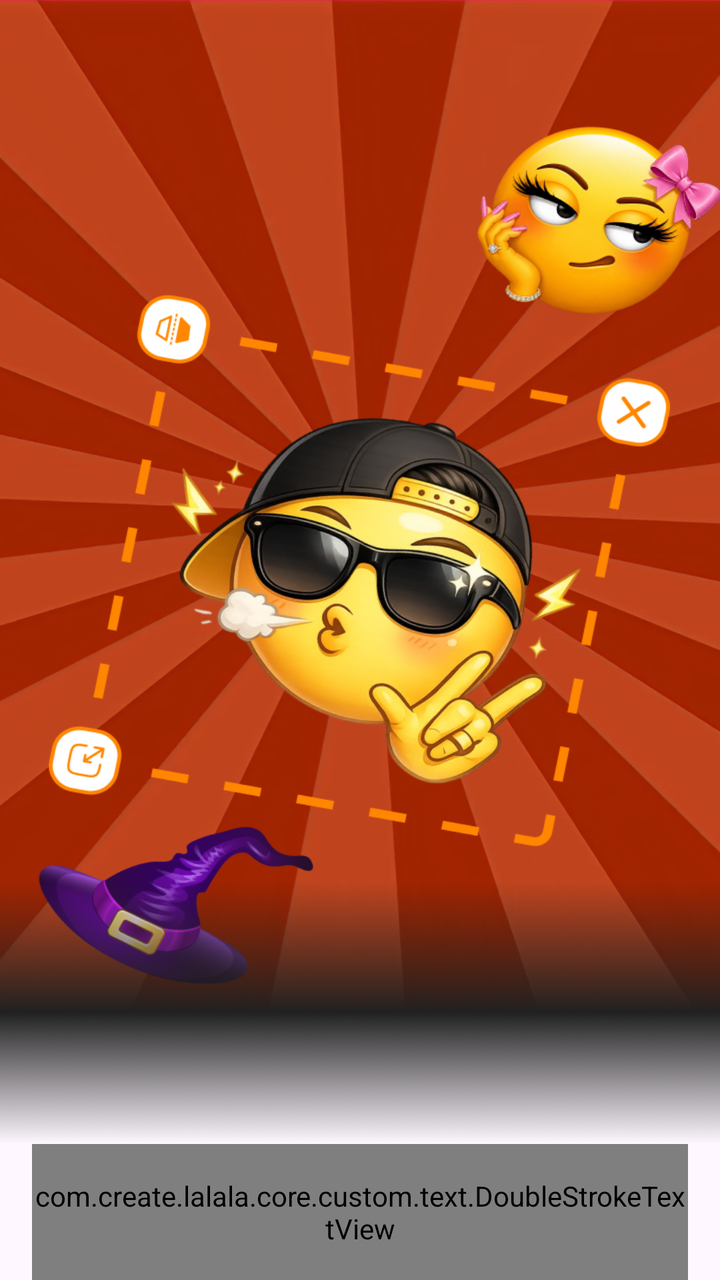
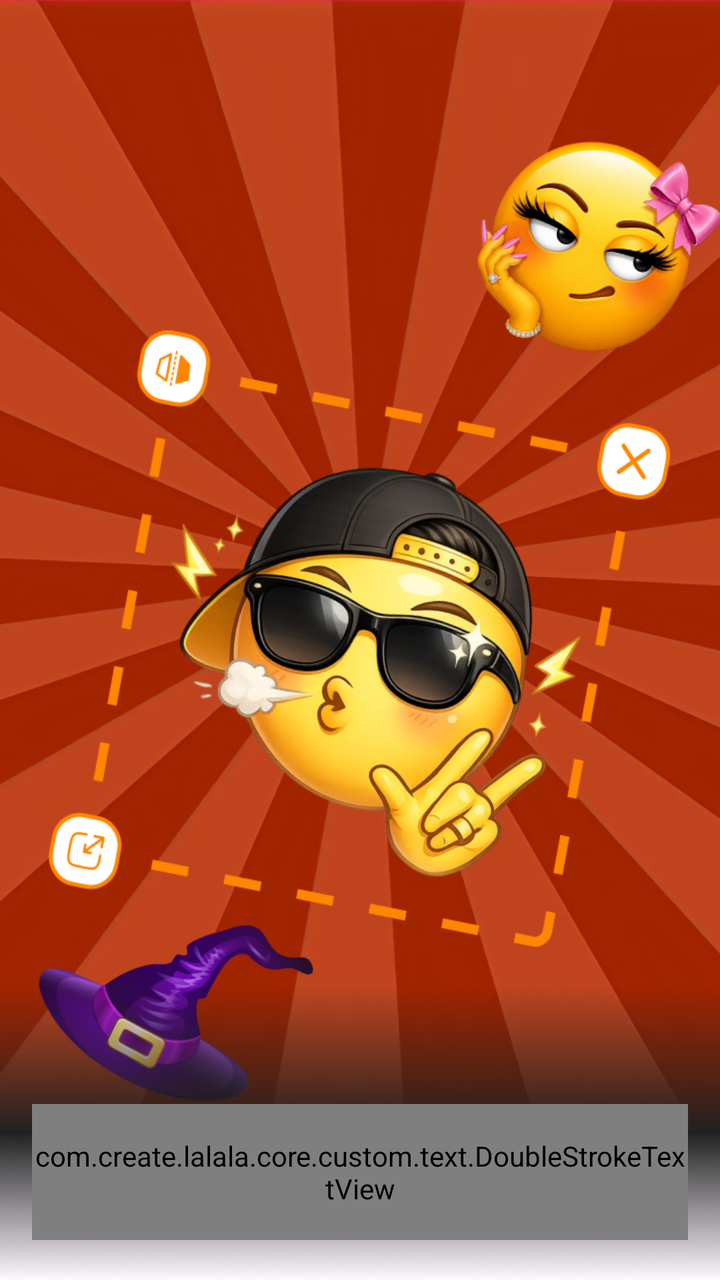

Compare the two renders of this Android layout. The source of the first and the diff that turns it into the second are given below.
<!-- AndroidManifest.xml: application theme Theme.BaseProject -->
<!-- res/layout/item_intro.xml -->
<?xml version="1.0" encoding="utf-8"?>
<androidx.constraintlayout.widget.ConstraintLayout xmlns:android="http://schemas.android.com/apk/res/android"
    xmlns:app="http://schemas.android.com/apk/res-auto"
    android:layout_width="match_parent"
    android:layout_height="match_parent"
    xmlns:tools="http://schemas.android.com/tools">

    <ImageView
        android:id="@+id/imvImage"
        android:layout_width="match_parent"
        android:layout_height="0dp"
        app:layout_constraintBottom_toTopOf="@+id/tvContent"
        app:layout_constraintTop_toTopOf="parent"
        android:scaleType="fitXY"
        android:src="@drawable/img_intro_1" />

    <com.create.lalala.core.custom.text.DoubleStrokeTextView
        android:id="@+id/tvContent"
        android:layout_width="match_parent"
        android:layout_height="68sp"
        android:maxLines="2"
        android:layout_marginHorizontal="16dp"
        android:fontFamily="@font/howli_layers_base"
        android:gravity="center"
        android:textColor="@color/app"
        android:textSize="18sp"
        app:layout_constraintBottom_toBottomOf="parent" />
</androidx.constraintlayout.widget.ConstraintLayout>
<!-- resources referenced by this layout -->
<resources>
  <color name="app">#FF8600</color>
  <!-- drawable img_intro_1: png bitmap (drawable, 579197 bytes) -->
  <style name="Theme.BaseProject" parent="Base.Theme.BaseProject" />
  <style name="Base.Theme.BaseProject" parent="Theme.Material3.Light.NoActionBar">
          <item name="android:windowTranslucentStatus">false</item>
          <item name="android:statusBarColor">@android:color/transparent</item>
          <item name="android:windowSoftInputMode">adjustResize</item>
      </style>
</resources>

<!-- the commit's change to res/layout/item_intro.xml (unified diff, before → after) -->
@@ -9,7 +9,7 @@
         android:id="@+id/imvImage"
         android:layout_width="match_parent"
         android:layout_height="0dp"
-        app:layout_constraintBottom_toTopOf="@+id/tvContent"
+        app:layout_constraintBottom_toBottomOf="parent"
         app:layout_constraintTop_toTopOf="parent"
         android:scaleType="fitXY"
         android:src="@drawable/img_intro_1" />
@@ -23,6 +23,8 @@
         android:fontFamily="@font/howli_layers_base"
         android:gravity="center"
         android:textColor="@color/app"
+        android:includeFontPadding="false"
         android:textSize="18sp"
+        android:layout_marginBottom="20dp"
         app:layout_constraintBottom_toBottomOf="parent" />
 </androidx.constraintlayout.widget.ConstraintLayout>
